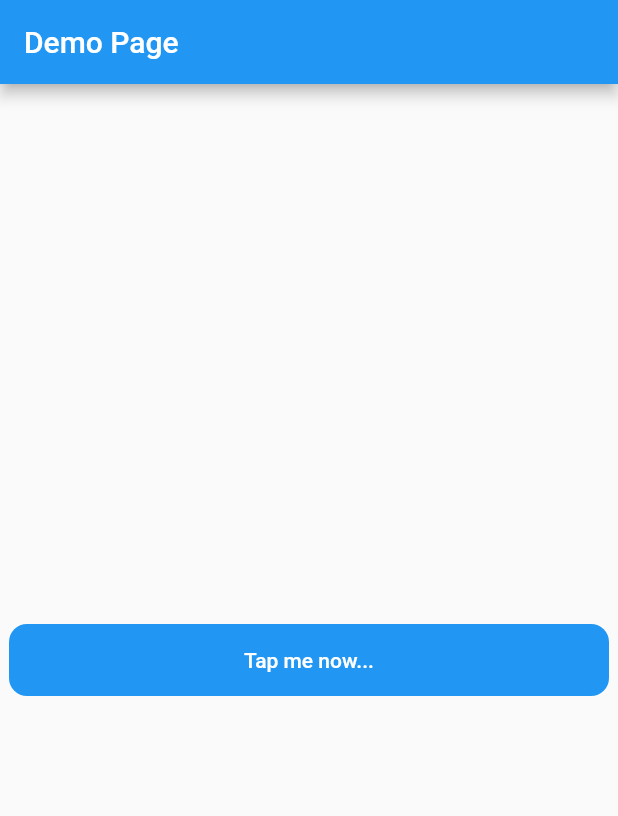
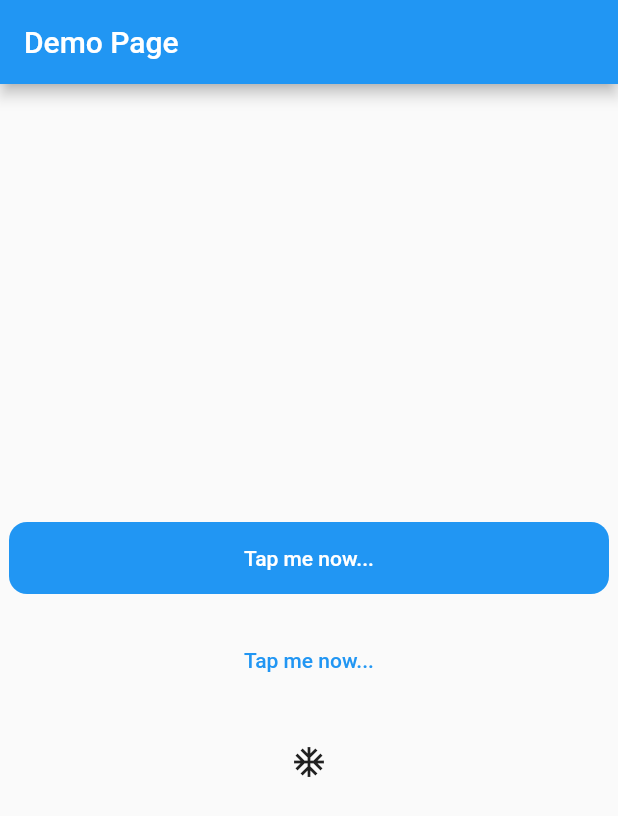
Before and after one commit to ekoRemDev/single_tapable_button, a Flutter app: the screen it shows after launch, on a phone screen of 412 x 824 dp. Shown: the top 816 px of the screen. Run offline on Flutter 3.47's test engine with Material 2 defaults, Android fonts, the phone set to English and light mode, and no system bars.

Commit message:
text and icon button type is added

```diff
--- a/example/lib/main.dart
+++ b/example/lib/main.dart
@@ -40,8 +40,12 @@ class _MyHomePageState extends State<MyHomePage> {
       appBar: AppBar(
         title: Text(widget.title),
       ),
-      body: Center(
+      body: Column(
+        mainAxisAlignment: MainAxisAlignment.center,
+        children: [
+          Center(
             child: SingleTapableButton(
+              buttonType: ButtonType.elevatedButton,
               width: 400,
               child: const Text('Tap me now...'),
               onPressed: (StreamSink<bool> canBePressed) async {
@@ -62,6 +66,56 @@ class _MyHomePageState extends State<MyHomePage> {
               },
             ),
           ),
+          const SizedBox(height: 20),
+          Center(
+            child: SingleTapableButton(
+              buttonType: ButtonType.textButton,
+              width: 400,
+              child: const Text('Tap me now...'),
+              onPressed: (StreamSink<bool> canBePressed) async {
+                // Do whatever has to be done
+
+                if (kDebugMode) {
+                  print('Button is pressed');
+                }
+
+                // we are doing api call and it takes time
+
+                // Make button tappable again
+                Future.delayed(
+                  const Duration(milliseconds: 2000),
+                  () => canBePressed.add(true),
+                );
+                // canBePressed.add(true);
+              },
+            ),
+          ),
+          const SizedBox(height: 20),
+          Center(
+            child: SingleTapableButton(
+              buttonType: ButtonType.iconButton,
+              width: 40,
+              icon: const Icon(Icons.ac_unit),
+              onPressed: (StreamSink<bool> canBePressed) async {
+                // Do whatever has to be done
+
+                if (kDebugMode) {
+                  print('Button is pressed');
+                }
+
+                // we are doing api call and it takes time
+
+                // Make button tappable again
+                Future.delayed(
+                  const Duration(milliseconds: 2000),
+                  () => canBePressed.add(true),
+                );
+                // canBePressed.add(true);
+              },
+            ),
+          ),
+        ],
+      ),
     );
   }
 }
--- a/lib/single_tapable_buttons.dart
+++ b/lib/single_tapable_buttons.dart
@@ -2,23 +2,33 @@ import 'dart:async';
 
 import 'package:flutter/material.dart';
 
+enum ButtonType { elevatedButton, textButton, iconButton }
+
 class SingleTapableButton extends StatefulWidget {
   final void Function(StreamSink<bool> canBePressed) onPressed;
+
+  /// If buttonType is ElevatedButton or TextButton, this widget has to be defined
   final Widget? child;
+
+  /// If buttonType is IconButton, this widget has to be defined
+  final Icon? icon;
   final Color backgroundColor;
   final bool disabled;
   final double? height;
   final double? width;
   final double? borderRadius;
+  final ButtonType buttonType;
 
   const SingleTapableButton({
     required this.onPressed,
     this.child,
+    this.icon,
     this.backgroundColor = Colors.blue,
     this.disabled = false,
     this.height = 48,
     this.width = double.infinity,
     this.borderRadius = 12,
+    this.buttonType = ButtonType.elevatedButton,
   });
 
   @override
@@ -82,6 +92,7 @@ class _SingleTapableButtonState extends State<SingleTapableButton> {
           stream: canButtonBePressedStream.stream,
           builder: (context, snapshot) {
             var canBePressed = (snapshot.data ?? false);
+            if (widget.buttonType == ButtonType.elevatedButton) {
               return ElevatedButton(
                 style: ButtonStyle(
                   minimumSize: MaterialStateProperty.resolveWith(getSize),
@@ -103,6 +114,38 @@ class _SingleTapableButtonState extends State<SingleTapableButton> {
                         ),
                       ),
               );
+            } else if (widget.buttonType == ButtonType.textButton) {
+              return TextButton(
+                onPressed: canBePressed
+                    ? () {
+                        canButtonBePressedStream.sink.add(false);
+                        widget.onPressed(canButtonBePressedStream.sink);
+                      }
+                    : null,
+                child: canBePressed
+                    ? widget.child ?? const SizedBox()
+                    : const Center(
+                        child: CircularProgressIndicator(
+                          strokeWidth: 1,
+                        ),
+                      ),
+              );
+            } else if (widget.buttonType == ButtonType.iconButton) {
+              return IconButton(
+                icon: widget.icon ??
+                    const Icon(
+                      Icons.add,
+                    ),
+                onPressed: canBePressed
+                    ? () {
+                        canButtonBePressedStream.sink.add(false);
+                        widget.onPressed(canButtonBePressedStream.sink);
+                      }
+                    : null,
+              );
+            } else {
+              return const SizedBox();
+            }
           }),
     );
   }
```
Also changed, not shown: example/pubspec.lock. Lines whose indentation alone changed are shown as unchanged.
